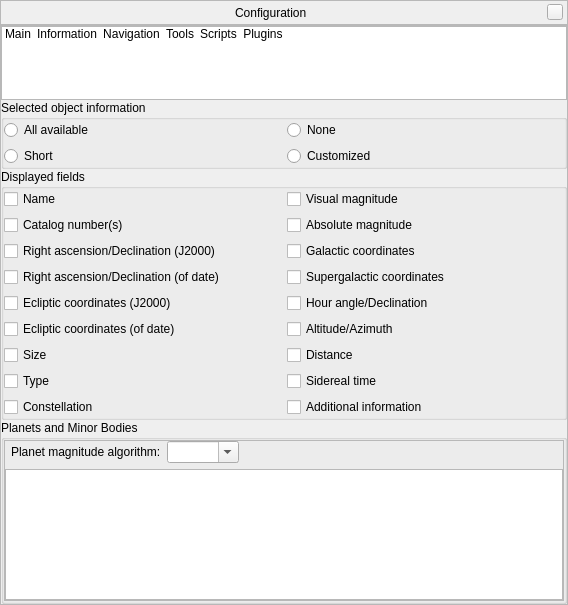
The window that src/gui/configurationDialog.ui (519984307/stellarium_src) describes before a commit, drawn with Qt 5.
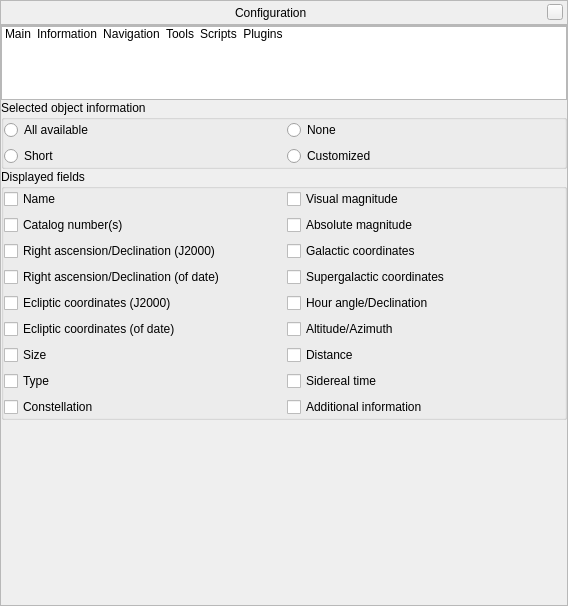
The same window after the commit. Icons and pictures are not drawn. Custom widgets are drawn as their Qt base class.

What changed in the file:
```diff
--- a/src/gui/configurationDialog.ui
+++ b/src/gui/configurationDialog.ui
@@ -7,7 +7,7 @@
     <x>0</x>
     <y>0</y>
     <width>568</width>
-    <height>605</height>
+    <height>606</height>
    </rect>
   </property>
   <layout class="QVBoxLayout">
@@ -813,107 +813,6 @@
             </layout>
            </widget>
           </item>
-          <item>
-           <widget class="QGroupBox" name="planetDetailsGroupBox">
-            <property name="title">
-             <string>Planets and Minor Bodies</string>
-            </property>
-            <layout class="QHBoxLayout" name="planetDetailsLayout">
-             <property name="leftMargin">
-              <number>0</number>
-             </property>
-             <property name="topMargin">
-              <number>0</number>
-             </property>
-             <property name="rightMargin">
-              <number>0</number>
-             </property>
-             <property name="bottomMargin">
-              <number>0</number>
-             </property>
-             <item>
-              <widget class="QFrame" name="planetDetailsFrame">
-               <property name="frameShape">
-                <enum>QFrame::StyledPanel</enum>
-               </property>
-               <property name="frameShadow">
-                <enum>QFrame::Raised</enum>
-               </property>
-               <layout class="QVBoxLayout" name="planetDetailsVerticalLayout">
-                <property name="leftMargin">
-                 <number>0</number>
-                </property>
-                <property name="topMargin">
-                 <number>0</number>
-                </property>
-                <property name="rightMargin">
-                 <number>0</number>
-                </property>
-                <property name="bottomMargin">
-                 <number>0</number>
-                </property>
-                <item>
-                 <layout class="QHBoxLayout" name="planetDetailsHorizontalLayout">
-                  <property name="leftMargin">
-                   <number>6</number>
-                  </property>
-                  <item>
-                   <widget class="QLabel" name="planetDetailsLabel">
-                    <property name="text">
-                     <string>Planet magnitude algorithm:</string>
-                    </property>
-                   </widget>
-                  </item>
-                  <item>
-                   <widget class="QComboBox" name="planetMagnitudeAlgorithmComboBox">
-                    <property name="editable">
-                     <bool>true</bool>
-                    </property>
-                    <property name="insertPolicy">
-                     <enum>QComboBox::NoInsert</enum>
-                    </property>
-                   </widget>
-                  </item>
-                  <item>
-                   <spacer name="horizontalSpacer_2">
-                    <property name="orientation">
-                     <enum>Qt::Horizontal</enum>
-                    </property>
-                    <property name="sizeHint" stdset="0">
-                     <size>
-                      <width>40</width>
-                      <height>20</height>
-                     </size>
-                    </property>
-                   </spacer>
-                  </item>
-                 </layout>
-                </item>
-                <item>
-                 <widget class="QTextBrowser" name="magnitudeAlgorithmDescription">
-                  <property name="autoFillBackground">
-                   <bool>true</bool>
-                  </property>
-                  <property name="verticalScrollBarPolicy">
-                   <enum>Qt::ScrollBarAsNeeded</enum>
-                  </property>
-                  <property name="horizontalScrollBarPolicy">
-                   <enum>Qt::ScrollBarAlwaysOff</enum>
-                  </property>
-                  <property name="openExternalLinks">
-                   <bool>true</bool>
-                  </property>
-                  <property name="openLinks">
-                   <bool>true</bool>
-                  </property>
-                 </widget>
-                </item>
-               </layout>
-              </widget>
-             </item>
-            </layout>
-           </widget>
-          </item>
           <item>
            <spacer name="verticalSpacer">
             <property name="orientation">
```
